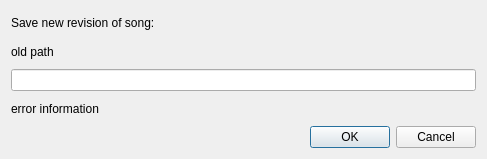
First picture: the form in muse3/muse/components/savenewrevisiondialog.ui, repository emrum/muse, before the edit.
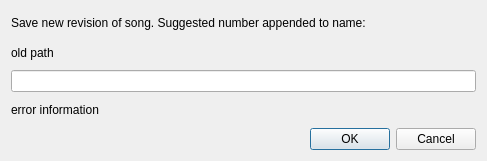
Second picture: the form after the edit.

```diff
--- a/muse3/muse/components/savenewrevisiondialog.ui
+++ b/muse3/muse/components/savenewrevisiondialog.ui
@@ -7,7 +7,7 @@
     <x>0</x>
     <y>0</y>
     <width>487</width>
-    <height>159</height>
+    <height>161</height>
    </rect>
   </property>
   <property name="windowTitle">
@@ -17,7 +17,7 @@
    <item>
     <widget class="QLabel" name="label">
      <property name="text">
-      <string>Save new revision of song:</string>
+      <string>Save new revision of song. Suggested number appended to name:</string>
      </property>
     </widget>
    </item>
```
Left out of the diff: 6 changed lines with no effect on the pictures.
